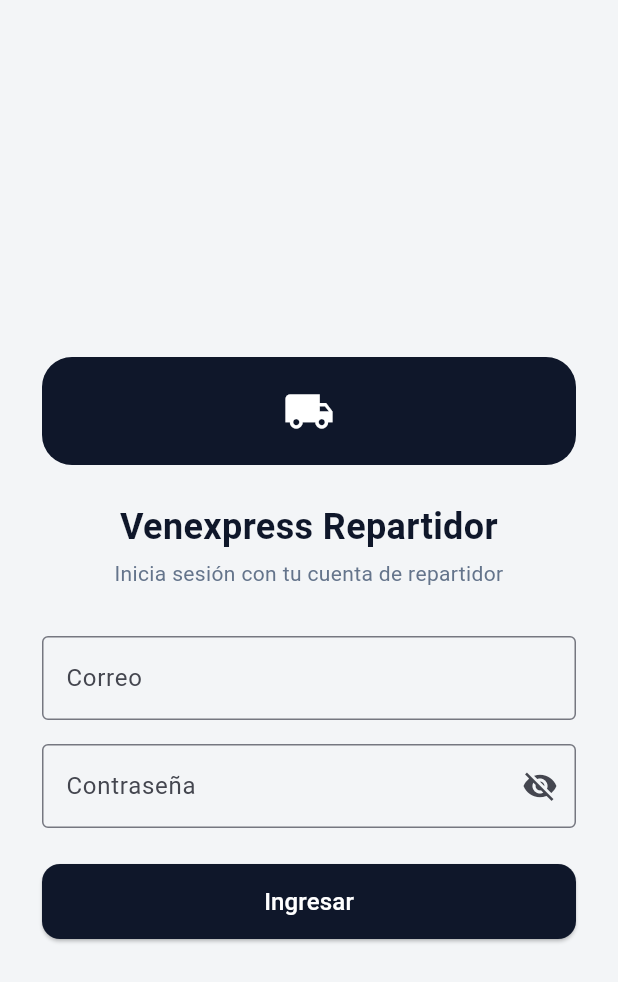
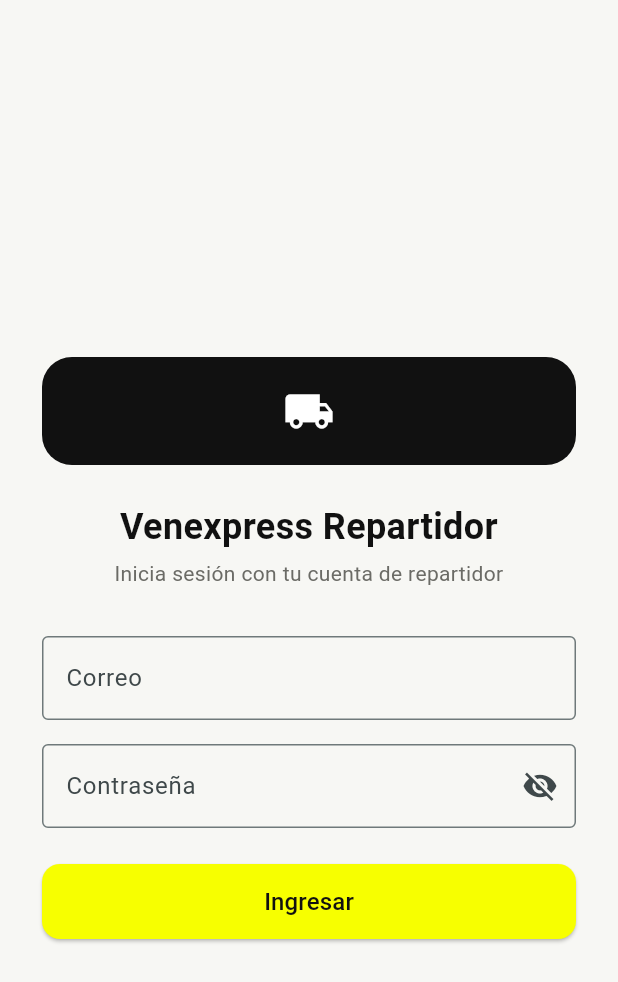
Before and after one commit to luislopezdev02-design/venexpress_driver, a Flutter app: the HomeScreen screen opened directly, after a tap on the "logout" icon, on a phone screen of 412 x 824 dp. Shown: the top 982 px of the screen. Run offline on Flutter 3.47's test engine with Material 3 defaults, Android fonts, the phone set to English and light mode, and no system bars; our stand-ins replace flutter_secure_storage, geolocator, image_picker; missing offline and left inert: mobile_scanner; accounts and stored records are empty.

Commit message:
Alinear paleta de colores de la app con la web (blanco/amarillo/negro)
Los tokens base (fondo, borde, texto, muted) y los colores de estado
(éxito, pendiente, info) ahora usan los mismos hex que
tailwind.config.js y layouts/driver.blade.php del portal web, en
lugar de la paleta azul/slate por defecto de Tailwind. Se agrega
kAccent (amarillo de marca, amber-400) y se aplica al botón de login
y a los FAB de "Escanear"/"Reclamar Pedido", replicando
x-primary-button.blade.php.

Co-Authored-By: Claude Sonnet 5 <noreply@anthropic.com>
Claude-Session: https://claude.ai/code/session_01UbsMWoH9Cn6f6pYBpg797e

```diff
--- a/lib/screens/commissions_screen.dart
+++ b/lib/screens/commissions_screen.dart
@@ -29,9 +29,9 @@ class _CommissionsScreenState extends State<CommissionsScreen> {
 
   Color _statusColor(String status) {
     return switch (status) {
-      'pagada' => const Color(0xFF16A34A),
+      'pagada' => const Color(0xFF047857),
       'cancelada' => const Color(0xFFDC2626),
-      _ => const Color(0xFFF59E0B),
+      _ => const Color(0xFF8C9100),
     };
   }
 
@@ -60,7 +60,7 @@ class _CommissionsScreenState extends State<CommissionsScreen> {
                           label: 'Pendiente de pago',
                           value: '\$${provider.commissionsPendingUsd.toStringAsFixed(2)}',
                           icon: Icons.hourglass_bottom,
-                          accentColor: const Color(0xFFF59E0B),
+                          accentColor: const Color(0xFF8C9100),
                         ),
                       ),
                       const SizedBox(width: 12),
@@ -69,7 +69,7 @@ class _CommissionsScreenState extends State<CommissionsScreen> {
                           label: 'Total pagado',
                           value: '\$${provider.commissionsPaidUsd.toStringAsFixed(2)}',
                           icon: Icons.check_circle_outline,
-                          accentColor: const Color(0xFF16A34A),
+                          accentColor: const Color(0xFF047857),
                         ),
                       ),
                     ],
--- a/lib/screens/home_screen.dart
+++ b/lib/screens/home_screen.dart
@@ -41,7 +41,8 @@ class _HomeScreenState extends State<HomeScreen> {
           if (!context.mounted) return;
           context.read<DriverProvider>().loadDashboard();
         },
-        backgroundColor: kPrimaryDark,
+        backgroundColor: kAccent,
+        foregroundColor: kPrimaryDark,
         icon: const Icon(Icons.qr_code_scanner),
         label: const Text('Reclamar Pedido'),
       ),
@@ -153,13 +154,13 @@ class _DashboardTabState extends State<_DashboardTab> {
                             label: 'Por entregar',
                             value: '${dashboard?.pendingToDeliver ?? 0}',
                             icon: Icons.local_shipping_outlined,
-                            accentColor: const Color(0xFF2563EB),
+                            accentColor: const Color(0xFF4A4A45),
                           ),
                           StatCard(
                             label: 'Entregados hoy',
                             value: '${dashboard?.deliveredToday ?? 0}',
                             icon: Icons.today_outlined,
-                            accentColor: const Color(0xFF16A34A),
+                            accentColor: const Color(0xFF047857),
                           ),
                           StatCard(
                             label: 'Total entregados',
@@ -170,7 +171,7 @@ class _DashboardTabState extends State<_DashboardTab> {
                             label: 'COD por cobrar',
                             value: '${dashboard?.codPending ?? 0}',
                             icon: Icons.payments_outlined,
-                            accentColor: const Color(0xFFB45309),
+                            accentColor: const Color(0xFF8C9100),
                           ),
                         ],
                       ),
@@ -186,13 +187,13 @@ class _DashboardTabState extends State<_DashboardTab> {
                           margin: const EdgeInsets.only(bottom: 20),
                           padding: const EdgeInsets.all(16),
                           decoration: BoxDecoration(
-                            color: const Color(0xFF2563EB).withValues(alpha: 0.08),
+                            color: const Color(0xFFF7FF00).withValues(alpha: 0.12),
                             borderRadius: BorderRadius.circular(16),
-                            border: Border.all(color: const Color(0xFF2563EB)),
+                            border: Border.all(color: const Color(0xFF8C9100)),
                           ),
                           child: const Row(
                             children: [
-                              Icon(Icons.inbox_outlined, color: Color(0xFF2563EB)),
+                              Icon(Icons.inbox_outlined, color: Color(0xFF8C9100)),
                               SizedBox(width: 12),
                               Expanded(
                                 child: Text(
--- a/lib/screens/hub_home_screen.dart
+++ b/lib/screens/hub_home_screen.dart
@@ -44,7 +44,8 @@ class _HubHomeScreenState extends State<HubHomeScreen> {
                 if (!context.mounted) return;
                 context.read<DriverProvider>().loadActiveRoute();
               },
-              backgroundColor: kPrimaryDark,
+              backgroundColor: kAccent,
+              foregroundColor: kPrimaryDark,
               icon: const Icon(Icons.qr_code_scanner),
               label: const Text('Escanear'),
             )
--- a/lib/screens/login_screen.dart
+++ b/lib/screens/login_screen.dart
@@ -126,14 +126,14 @@ class _LoginScreenState extends State<LoginScreen> {
                     child: ElevatedButton(
                       onPressed: auth.isLoading ? null : _submit,
                       style: ElevatedButton.styleFrom(
-                        backgroundColor: kPrimaryDark,
-                        foregroundColor: Colors.white,
+                        backgroundColor: kAccent,
+                        foregroundColor: kPrimaryDark,
                         shape: RoundedRectangleBorder(borderRadius: BorderRadius.circular(12)),
                       ),
                       child: auth.isLoading
                           ? const SizedBox(
                               height: 20, width: 20,
-                              child: CircularProgressIndicator(strokeWidth: 2, color: Colors.white),
+                              child: CircularProgressIndicator(strokeWidth: 2, color: kPrimaryDark),
                             )
                           : const Text('Ingresar', style: TextStyle(fontSize: 16)),
                     ),
--- a/lib/screens/my_delivery_route_screen.dart
+++ b/lib/screens/my_delivery_route_screen.dart
@@ -137,18 +137,18 @@ class _MyDeliveryRouteScreenState extends State<MyDeliveryRouteScreen> {
                               margin: const EdgeInsets.only(bottom: 16),
                               padding: const EdgeInsets.all(12),
                               decoration: BoxDecoration(
-                                color: const Color(0xFFFEF3C7),
+                                color: const Color(0xFFFFFDBA),
                                 borderRadius: BorderRadius.circular(12),
-                                border: Border.all(color: const Color(0xFFFDE68A)),
+                                border: Border.all(color: const Color(0xFFFFFC70)),
                               ),
                               child: Row(
                                 children: [
-                                  const Icon(Icons.hourglass_bottom, color: Color(0xFFB45309), size: 18),
+                                  const Icon(Icons.hourglass_bottom, color: Color(0xFF8C9100), size: 18),
                                   const SizedBox(width: 10),
                                   Expanded(
                                     child: Text(
                                       '${_pendingLocation.length} pedido(s) aún ubicándose en el mapa. Reintenta en unos segundos.',
-                                      style: const TextStyle(fontSize: 12, color: Color(0xFF92400E)),
+                                      style: const TextStyle(fontSize: 12, color: Color(0xFF666B00)),
                                     ),
                                   ),
                                 ],
@@ -202,7 +202,7 @@ class _MyDeliveryRouteScreenState extends State<MyDeliveryRouteScreen> {
                                     ),
                                     Text(
                                       '${stop.distanceKm.toStringAsFixed(1)} km',
-                                      style: const TextStyle(fontWeight: FontWeight.bold, color: Color(0xFF2563EB), fontSize: 13),
+                                      style: const TextStyle(fontWeight: FontWeight.bold, color: Color(0xFF4A4A45), fontSize: 13),
                                     ),
                                   ],
                                 ),
--- a/lib/widgets/common_widgets.dart
+++ b/lib/widgets/common_widgets.dart
@@ -1,10 +1,16 @@
 import 'package:flutter/material.dart';
 import '../models/package_model.dart';
 
-const kPrimaryDark = Color(0xFF0F172A);
-const kBackground = Color(0xFFF3F5F7);
-const kBorder = Color(0xFFE2E8F0);
-const kMuted = Color(0xFF64748B);
+// Paleta alineada a la marca web (tailwind.config.js del portal):
+// blanco / amarillo / negro. kPrimaryDark, kBackground, kBorder y
+// kMuted son los mismos hex que #111111 / #F7F7F4 / #E5E5E0 / #6B6B66
+// usados en resources/views/layouts/driver.blade.php. kAccent es el
+// amarillo de marca (amber-400), el mismo de x-primary-button.blade.php.
+const kPrimaryDark = Color(0xFF111111);
+const kBackground = Color(0xFFF7F7F4);
+const kBorder = Color(0xFFE5E5E0);
+const kMuted = Color(0xFF6B6B66);
+const kAccent = Color(0xFFF7FF00);
 
 class StatCard extends StatelessWidget {
   final String label;
@@ -59,9 +65,9 @@ class PackageStatusBadge extends StatelessWidget {
   const PackageStatusBadge({super.key, required this.package});
 
   Color get _color {
-    if (package.isDelivered) return const Color(0xFF16A34A);
-    if (package.currentStatus == 'RECIBIDO_AGENCIA') return const Color(0xFFF59E0B);
-    return const Color(0xFF2563EB);
+    if (package.isDelivered) return const Color(0xFF047857);
+    if (package.currentStatus == 'RECIBIDO_AGENCIA') return const Color(0xFF8C9100);
+    return const Color(0xFF4A4A45);
   }
 
   @override
@@ -131,7 +137,7 @@ class PackageListTile extends StatelessWidget {
                         style: const TextStyle(
                           fontSize: 12,
                           fontWeight: FontWeight.w600,
-                          color: Color(0xFFB45309),
+                          color: Color(0xFF8C9100),
                         ),
                       ),
                     ),
@@ -145,7 +151,7 @@ class PackageListTile extends StatelessWidget {
                 if (package.securityWarning)
                   const Padding(
                     padding: EdgeInsets.only(top: 6),
-                    child: Icon(Icons.warning_amber_rounded, color: Colors.red, size: 18),
+                    child: Icon(Icons.warning_amber_rounded, color: Color(0xFFDC2626), size: 18),
                   ),
               ],
             ),
```
Also changed, not shown: lib/screens/my_route_screen.dart (+8 -7 lines), lib/screens/package_detail_screen.dart (+6 -6 lines).
